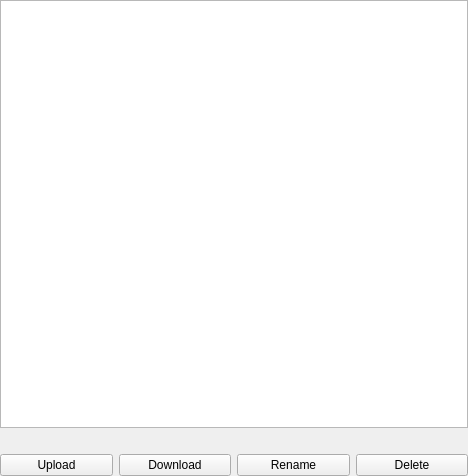
Before: the Qt Designer form src/brickv/plugin_system/plugins/red/ui/program_info_files.ui in Tinkerforge/brickv, drawn with Qt 5.
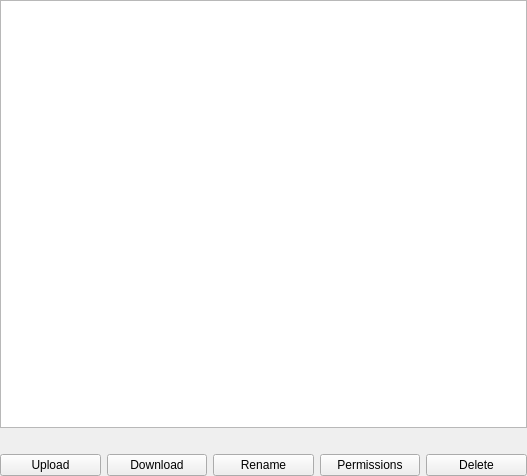
After: the same form once the commit is applied.

Commit message: red: Add dialog to change program file permissions

Patch:
```diff
--- a/src/brickv/plugin_system/plugins/red/ui/program_info_files.ui
+++ b/src/brickv/plugin_system/plugins/red/ui/program_info_files.ui
@@ -6,7 +6,7 @@
    <rect>
     <x>0</x>
     <y>0</y>
-    <width>468</width>
+    <width>527</width>
     <height>476</height>
    </rect>
   </property>
@@ -19,7 +19,7 @@
    </property>
    <item>
     <layout class="QGridLayout" name="gridLayout">
-     <item row="0" column="0" colspan="4">
+     <item row="0" column="0" colspan="5">
       <widget class="QTreeView" name="tree_files">
        <property name="minimumSize">
         <size>
@@ -59,14 +59,14 @@
        </property>
       </widget>
      </item>
-     <item row="2" column="3">
+     <item row="2" column="4">
       <widget class="QPushButton" name="button_delete_files">
        <property name="text">
         <string>Delete</string>
        </property>
       </widget>
      </item>
-     <item row="1" column="0" colspan="4">
+     <item row="1" column="0" colspan="5">
       <widget class="QLabel" name="label_error">
        <property name="text">
         <string>&lt;error&gt;</string>
@@ -76,6 +76,13 @@
        </property>
       </widget>
      </item>
+     <item row="2" column="3">
+      <widget class="QPushButton" name="button_change_file_permissions">
+       <property name="text">
+        <string>Permissions</string>
+       </property>
+      </widget>
+     </item>
     </layout>
    </item>
   </layout>
```
The commit also changes 6 other files.
